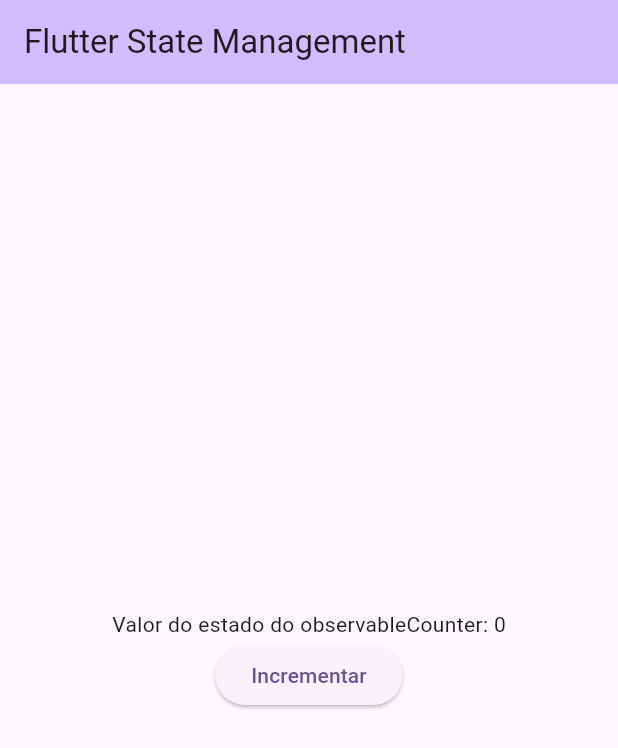
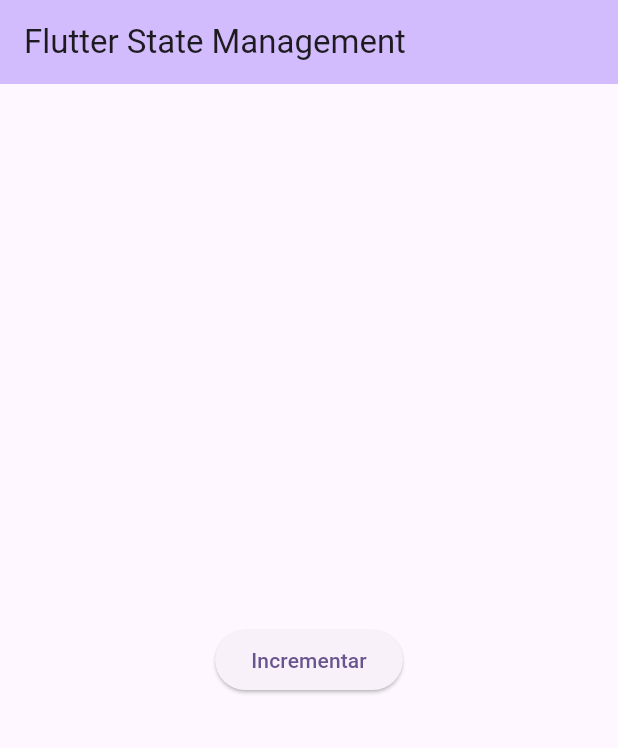
Before and after one commit to do5-5anto5/flutter_deep_state_manage, a Flutter app: the screen it shows after launch, on a phone screen of 412 x 824 dp. Shown: the top 748 px of the screen. Run offline on Flutter 3.47's test engine with Material 3 defaults, Android fonts, the phone set to English and light mode, and no system bars.

```diff
--- a/lib/main.dart
+++ b/lib/main.dart
@@ -36,16 +36,6 @@ class _MyHomePageState extends State<MyHomePage> {
   final observableCounter = StateObservable(0);
 
   @override
-  void initState() {
-    observableCounter.addListener(callback);
-    super.initState();
-  }
-
-  void callback() {
-    setState(() {});
-  }
-
-  @override
   Widget build(BuildContext context) {
     return Scaffold(
       appBar: AppBar(
@@ -55,31 +45,7 @@ class _MyHomePageState extends State<MyHomePage> {
       body: Center(
         child: Column(
           mainAxisAlignment: MainAxisAlignment.center,
-          // Como usar o ObservableBuilder e o escutar um estado inteiro (semelhante ao ListenableBuilder
           children: [
-            // Como usar o ObservableStateBuilder e escutar um estado inteiro (semelhante ao ValueListenableBuilder)
-            // Aqui, o buildWhen é usado para determinar se o widget deve ser reconstruído
-            // e o listener é usado para executar uma ação quando o estado muda
-            ObservableStateBuilder(
-              stateObservable: observableCounter,
-              buildWhen: (oldState, newState) {
-                return oldState != newState;
-              },
-              listener: (context, newState) {
-                ScaffoldMessenger.of(context).removeCurrentSnackBar();
-                if (newState % 2 == 0) {
-                  ScaffoldMessenger.of(context).showSnackBar(
-                    SnackBar(
-                      content: Text('Estado atualizado: $newState'),
-                      duration: Duration(seconds: 1),
-                    ),
-                  );
-                }
-              },
-              builder:
-                  (context, state, child) =>
-                      Text('Valor do estado do observableCounter: $state'),
-            ),
             ElevatedButton(
               onPressed: () {
                 observableCounter.state++;
@@ -91,10 +57,4 @@ class _MyHomePageState extends State<MyHomePage> {
       ),
     );
   }
-
-  @override
-  void dispose() {
-    observableCounter.removeListener(callback);
-    super.dispose();
-  }
 }
```
